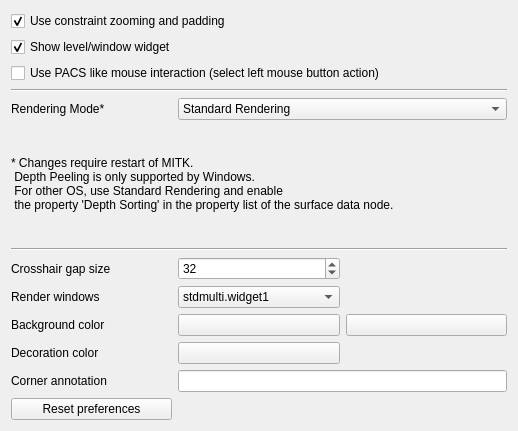
This is Plugins/org.mitk.gui.qt.stdmultiwidgeteditor/src/internal/QmitkStdMultiWidgetEditorPreferencePage.ui in MITK/MITK as Qt 5 draws it before an edit. The edited form follows.
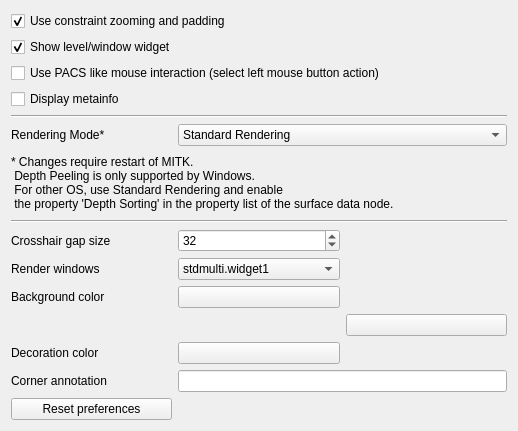
This is the edited form.

Commit message: Display metainfo MultiWidget property ( AUT-91 )

Diff of the .ui file:
```diff
--- a/Plugins/org.mitk.gui.qt.stdmultiwidgeteditor/src/internal/QmitkStdMultiWidgetEditorPreferencePage.ui
+++ b/Plugins/org.mitk.gui.qt.stdmultiwidgeteditor/src/internal/QmitkStdMultiWidgetEditorPreferencePage.ui
@@ -171,14 +171,27 @@
      </property>
     </widget>
    </item>
-   <item row="11" column="2">
+   <item row="3" column="0" colspan="3">
+      <widget class="QCheckBox" name="m_DisplayMetaInfo">
+        <property name="layoutDirection">
+          <enum>Qt::LeftToRight</enum>
+        </property>
+        <property name="text">
+          <string>Display metainfo</string>
+        </property>
+        <property name="tristate">
+          <bool>true</bool>
+        </property>
+      </widget>
+   </item>
+   <item row="12" column="2">
     <widget class="QPushButton" name="m_ColorButton2">
      <property name="text">
       <string/>
      </property>
     </widget>
    </item>
-   <item row="3" column="0" colspan="3">
+   <item row="4" column="0" colspan="3">
     <widget class="Line" name="line">
      <property name="orientation">
       <enum>Qt::Horizontal</enum>
```
The commit also changes 5 other files.
